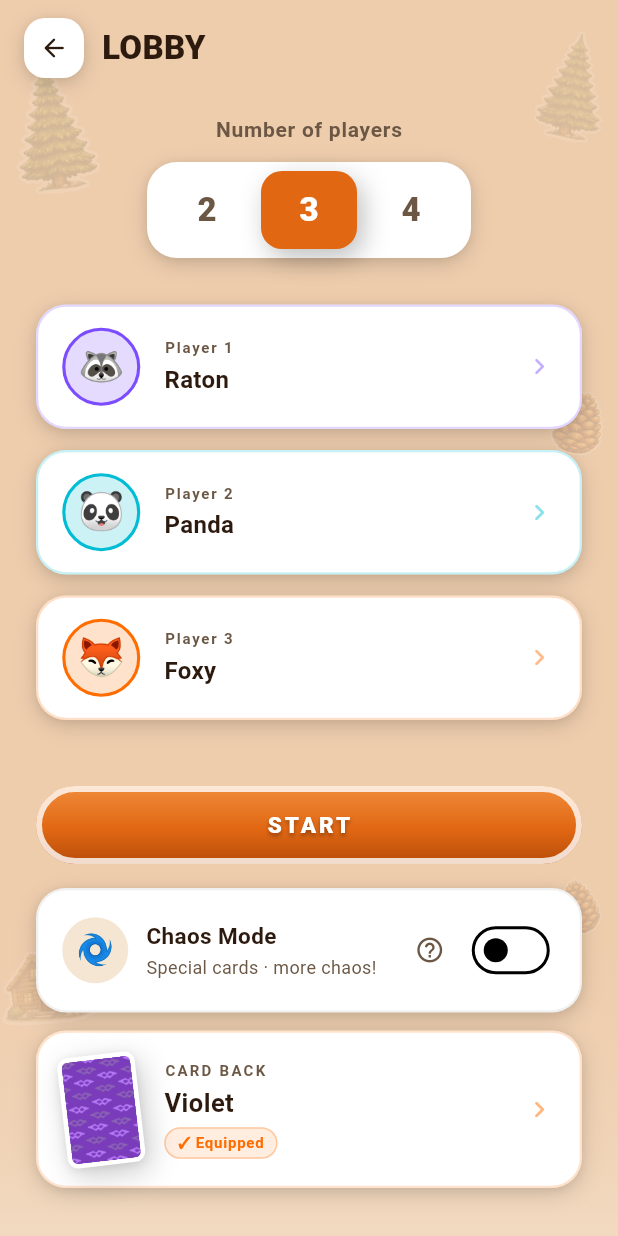
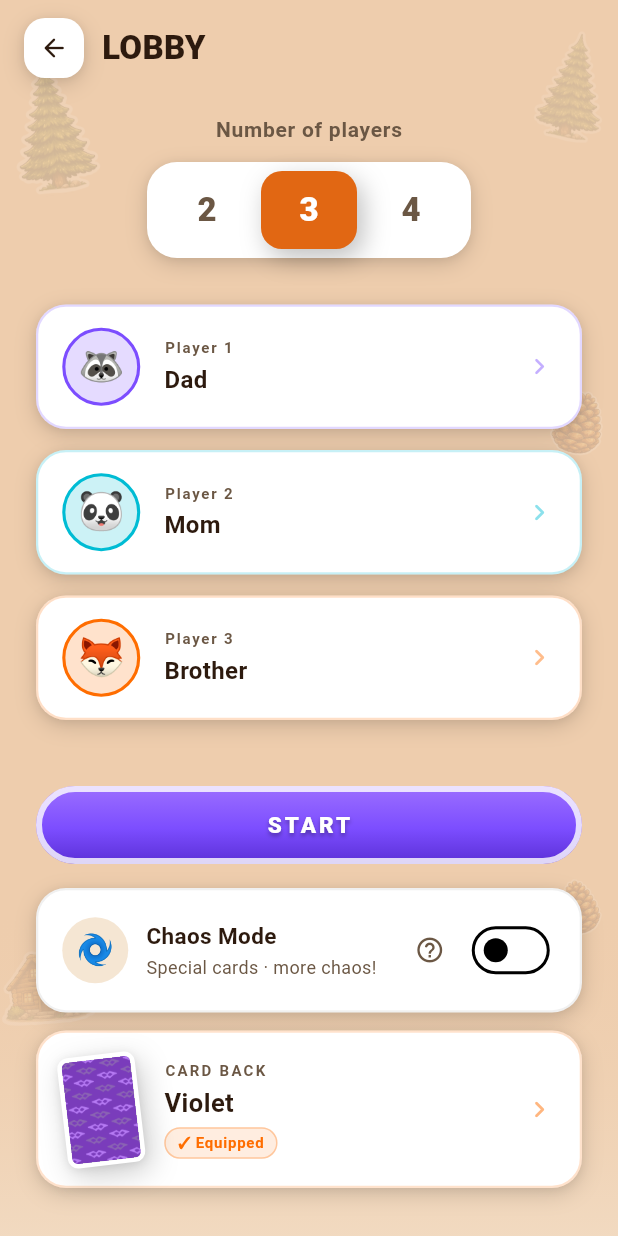
Before and after one commit to Papadrien/Racoon-bandit, a Flutter app: the LobbyScreen screen opened by its route, after a tap on an icon or button, on a phone screen of 412 x 824 dp. Run offline on Flutter 3.47's test engine with Material 3 defaults, Android fonts, the light colour scheme and no system bars; our stand-ins replace audioplayers, firebase_analytics, firebase_core, google_mobile_ads, shared_preferences, wakelock_plus; accounts and stored records are empty; generated files the repository leaves out were written again.

Commit message:
2026-05-30 22:32

```diff
--- a/lib/core/services/player_profiles_service.dart
+++ b/lib/core/services/player_profiles_service.dart
@@ -46,28 +46,28 @@ class PlayerProfilesService {
     _profiles = [
       PlayerProfile(
         id: _genId(now, 0),
-        name: 'Raton',
+        name: 'Dad',
         emoji: '🦝',
         colorValue: const Color(0xFF7C4DFF).toARGB32(),
         createdAt: now,
       ),
       PlayerProfile(
         id: _genId(now, 1),
-        name: 'Panda',
+        name: 'Mom',
         emoji: '🐼',
         colorValue: const Color(0xFF00BCD4).toARGB32(),
         createdAt: now.add(const Duration(milliseconds: 1)),
       ),
       PlayerProfile(
         id: _genId(now, 2),
-        name: 'Foxy',
+        name: 'Brother',
         emoji: '🦊',
         colorValue: const Color(0xFFFF6D00).toARGB32(),
         createdAt: now.add(const Duration(milliseconds: 2)),
       ),
       PlayerProfile(
         id: _genId(now, 3),
-        name: 'Froggy',
+        name: 'Sister',
         emoji: '🐸',
         colorValue: const Color(0xFF4CAF50).toARGB32(),
         createdAt: now.add(const Duration(milliseconds: 3)),
--- a/lib/features/game/widgets/pince_target_overlay.dart
+++ b/lib/features/game/widgets/pince_target_overlay.dart
@@ -78,11 +78,11 @@ class _PinceTargetOverlayState extends State<PinceTargetOverlay>
   Widget build(BuildContext context) {
     return FadeTransition(
       opacity: _fadeAnimation,
-      // Backdrop semi-transparent chaud, cohérent avec le fond beige du jeu
+      // Backdrop semi-transparent couvrant tout l'écran
       child: Material(
         color: AppColors.textDark.withValues(alpha: 0.55),
-        child: SafeArea(
-          child: Center(
+        child: Center(
+          child: SafeArea(
             child: ScaleTransition(
               scale: _scaleAnimation,
               child: _buildCard(context),
--- a/lib/features/lobby/lobby_screen.dart
+++ b/lib/features/lobby/lobby_screen.dart
@@ -338,12 +338,29 @@ class _LobbyScreenState extends State<LobbyScreen> {
                                       padding: const EdgeInsets.symmetric(
                                         horizontal: AppSpacing.sm,
                                       ),
+                                      child: Container(
+                                        padding: const EdgeInsets.symmetric(
+                                          horizontal: AppSpacing.md,
+                                          vertical: AppSpacing.sm,
+                                        ),
+                                        decoration: BoxDecoration(
+                                          color: Colors.white,
+                                          borderRadius: BorderRadius.circular(AppSpacing.radiusMedium),
+                                          boxShadow: const [
+                                            BoxShadow(
+                                              color: Color(0x14000000),
+                                              blurRadius: 8,
+                                              offset: Offset(0, 2),
+                                            ),
+                                          ],
+                                        ),
                                         child: Text(
                                           AppLocalizations.of(context)!.noLivesAdHint,
                                           textAlign: TextAlign.center,
                                           style: const TextStyle(
                                             color: AppColors.textMuted,
                                             fontSize: 13,
+                                          ),
                                         ),
                                       ),
                                     ),
--- a/lib/widgets/primary_button.dart
+++ b/lib/widgets/primary_button.dart
@@ -87,14 +87,14 @@ class _OrangeButtonInk extends StatelessWidget {
   static const _gradient = LinearGradient(
     begin: Alignment.topCenter,
     end: Alignment.bottomCenter,
-    colors: [AppColors.orangeLight, AppColors.orange, AppColors.orangeDark],
+    colors: [Color(0xFF9C6FFF), AppColors.violet, Color(0xFF5A2FD6)],
     stops: [0.0, 0.55, 1.0],
   );
 
   static const _gradientDisabled = LinearGradient(
     begin: Alignment.topCenter,
     end: Alignment.bottomCenter,
-    colors: [Color(0xFFD4A47A), Color(0xFFBD8555), Color(0xFFA86838)],
+    colors: [Color(0xFFB89FE0), Color(0xFF9070C0), Color(0xFF6B50A0)],
     stops: [0.0, 0.55, 1.0],
   );
 
--- a/lib/widgets/reward_unlock_dialog.dart
+++ b/lib/widgets/reward_unlock_dialog.dart
@@ -469,7 +469,8 @@ class _CardDisplay extends StatelessWidget {
           width: 3.0,
         ),
       ),
-      clipBehavior: Clip.antiAlias,
+      child: ClipRRect(
+        borderRadius: BorderRadius.circular(AppSpacing.radiusLarge - 3),
         child: Image.asset(
           assetPath,
           fit: BoxFit.cover,
@@ -478,6 +479,7 @@ class _CardDisplay extends StatelessWidget {
           errorBuilder: (_, _, _) => _CardPlaceholder(
             reward: reward,
             accent: accent,
+          ),
         ),
       ),
     );
```
Lines whose indentation alone changed are shown as unchanged.
